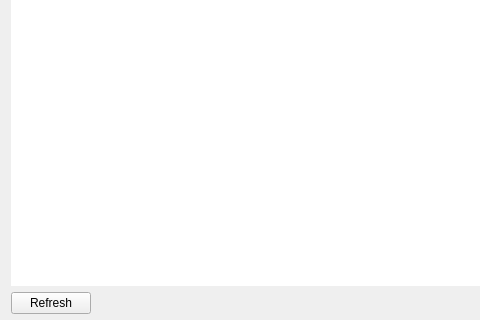
Old version of the form src/ui/main_workoutpage.ui in the repository MaximumTrainer/MaximumTrainer_Redux; both pictures show x 0 to 480 and y 349 to 669 of the 1094 by 669 pixel window.
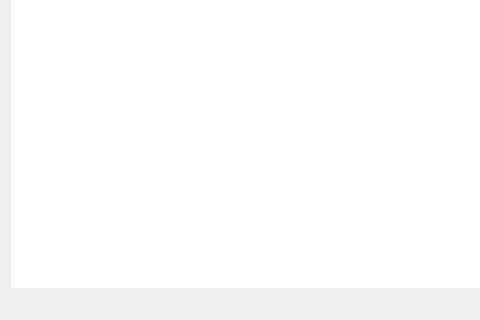
New version of the form. Icons and pictures are not drawn. Custom widgets are drawn as their Qt base class.

Commit message: feat(history): detail polish, right-click refresh/delete, PMC crash fix

The edit to the form file:
```diff
--- a/src/ui/main_workoutpage.ui
+++ b/src/ui/main_workoutpage.ui
@@ -206,23 +206,6 @@
      <property name="bottomMargin">
       <number>3</number>
      </property>
-     <item>
-      <widget class="QPushButton" name="pushButton_refresh">
-       <property name="sizePolicy">
-        <sizepolicy hsizetype="Preferred" vsizetype="Fixed">
-         <horstretch>0</horstretch>
-         <verstretch>0</verstretch>
-        </sizepolicy>
-       </property>
-       <property name="text">
-        <string>Refresh</string>
-       </property>
-       <property name="icon">
-        <iconset resource="../MyResources.qrc">
-         <normaloff>:/image/icon/refresh</normaloff>:/image/icon/refresh</iconset>
-       </property>
-      </widget>
-     </item>
      <item>
       <spacer name="horizontalSpacer">
        <property name="orientation">
```
The commit also changes 8 other files.
